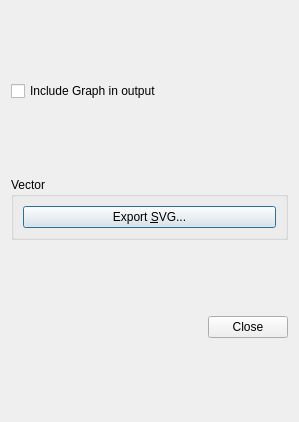
The window that src/dialogs/export_image_dialog.ui (fredfichant/icsograf) describes before a commit, drawn with Qt 5.
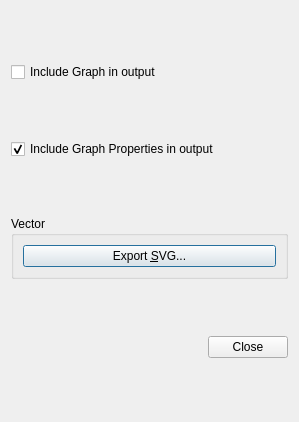
The same window after the commit. Icons and pictures are not drawn.

```diff
--- a/src/dialogs/export_image_dialog.ui
+++ b/src/dialogs/export_image_dialog.ui
@@ -25,6 +25,16 @@
      </property>
     </widget>
    </item>
+   <item>
+    <widget class="QCheckBox" name="check_properties">
+     <property name="text">
+      <string>Include Graph Properties in output</string>
+     </property>
+     <property name="checked">
+      <bool>true</bool>
+     </property>
+    </widget>
+   </item>
    <item>
     <widget class="QGroupBox" name="groupBox">
      <property name="sizePolicy">
```
